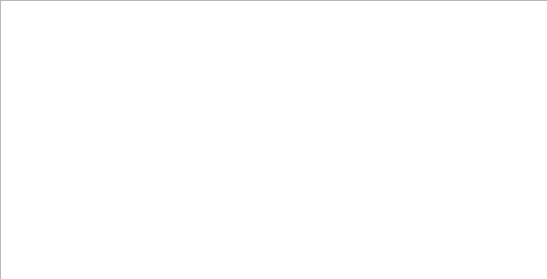
Qt form data/DoubleClick.ui (mrkaban/LicenseChecker) before a commit.
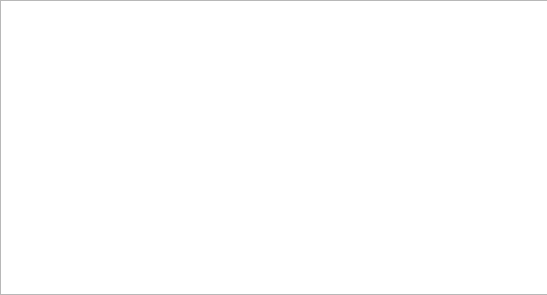
The same form after that commit. Icons and pictures are not drawn.

```diff
--- a/data/DoubleClick.ui
+++ b/data/DoubleClick.ui
@@ -10,7 +10,7 @@
     <x>0</x>
     <y>0</y>
     <width>547</width>
-    <height>279</height>
+    <height>295</height>
    </rect>
   </property>
   <property name="windowTitle">
@@ -29,7 +29,7 @@
      <x>0</x>
      <y>0</y>
      <width>551</width>
-     <height>281</height>
+     <height>295</height>
     </rect>
    </property>
    <property name="wordWrap">
```
